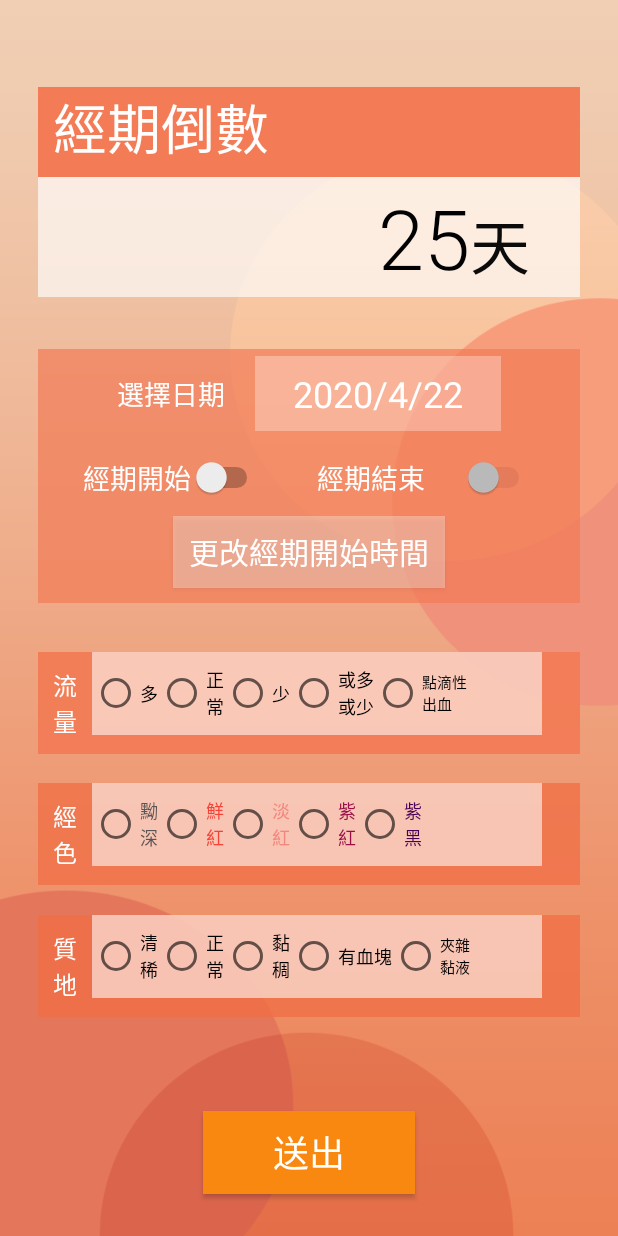
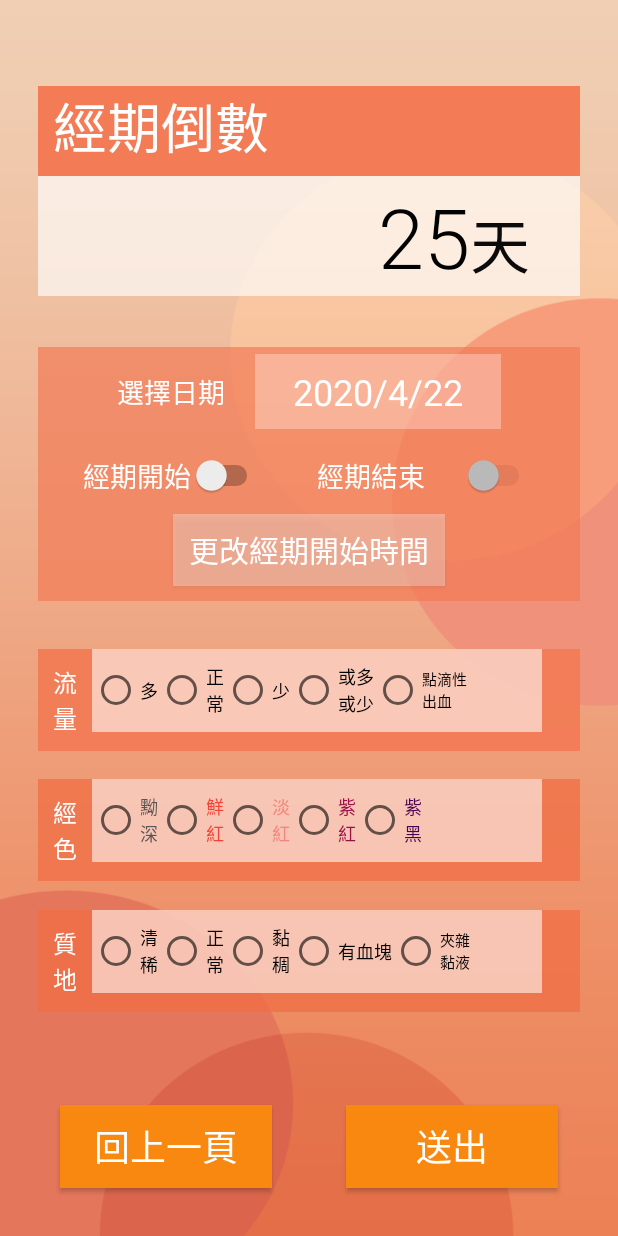
Before and after one commit to apple310565/Women-s-Health-APP, an Android app: the screen it shows after launch (MainActivity), after a tap on "經期倒數", on a phone screen of 412 x 824 dp. Run offline under Robolectric (Android 15) with nearby library versions, the phone set to English and light mode, and no system bars.

Commit message:
1. 增加健康資訊站版面與飲食版面 2. EAT_TABLE內的資料可自動由csv檔讀入 3. 飲食版面收藏功能完成 4. 小改
ps. 飲食版面的排序和篩選功能尚未完工

```diff
--- a/app/src/main/assets/EAT.csv
+++ b/app/src/main/assets/EAT.csv
@@ -1,2 +1,4 @@
-茉莉紓壓茶,效用: 清熱降壓、退火止痛,適用對象: 頭痛頭脹，眼睛痠脹或充血，肩膀僵硬，肌肉緊繃等，眼壓高或高血壓患者。(有其中一個症狀即可服用),服用方法: 做為早午餐或飯後的養生茶，2天內喝完。,材料: 鉤藤5錢、茺蔚子3錢、白芍三錢、茉莉花1.5錢、野生天麻1.5錢。,作法: 除茉莉花外，其餘材料加1500cc水， 浸泡30分鐘，大火煮滾後轉小火，熬煮30分鐘，放入茉莉花，熄火燜約5分鐘，過濾後即可。,飲品
-玫瑰麥茶,效用: 疏肝解鬱、 行氣止痛,適用對象: 情緒鬱悶、頭痛、眼睛酸澀、疲勞無力、食慾減退、腹部鬱悶、月經不調等。(有其中一個症狀即可服用),服用方法: 做為早午餐或飯後的養生茶，1天內喝完。,材料: 麥芽1兩、玫瑰花3錢、川芎1.5錢、白芍1.5錢。,作法: 除玫瑰花外，其餘材料加1000cc水， 浸泡30分鐘，大火煮滾後轉小火，熬煮30分鐘，放入玫瑰花，熄火燜約5分鐘，過濾後即可。,飲品
+茉莉紓壓茶,效用: 清熱降壓、退火止痛,適用對象: 頭痛頭脹，眼睛痠脹或充血，肩膀僵硬，肌肉緊繃等，眼壓高或高血壓患者。(有其中一個症狀即可服用),服用方法: 做為早午餐或飯後的養生茶，2天內喝完。,材料: 鉤藤5錢、茺蔚子3錢、白芍三錢、茉莉花1.5錢、野生天麻1.5錢。,作法: 除茉莉花外，其餘材料加1500cc水， 浸泡30分鐘，大火煮滾後轉小火，熬煮30分鐘，放入茉莉花，熄火燜約5分鐘，過濾後即可。,飲品,0,0,END
+玫瑰麥茶,效用: 疏肝解鬱、 行氣止痛,適用對象: 情緒鬱悶、頭痛、眼睛酸澀、疲勞無力、食慾減退、腹部鬱悶、月經不調等。(有其中一個症狀即可服用),服用方法: 做為早午餐或飯後的養生茶，1天內喝完。,材料: 麥芽1兩、玫瑰花3錢、川芎1.5錢、白芍1.5錢。,作法: 除玫瑰花外，其餘材料加1000cc水， 浸泡30分鐘，大火煮滾後轉小火，熬煮30分鐘，放入玫瑰花，熄火燜約5分鐘，過濾後即可。,飲品,0,0,END
+紅糖順經茶,效用: 溫暖散寒、促進經血順利排出,適用對象: 疲勞、沒有體力、下腹悶痛、經血排出不順及腰痠。(有其中一個症狀即可服用),服用方式: 月經前3~5天開始服用1~3帖，至月經後症狀改善即可。(症狀輕者1天1份，症狀嚴重者1天兩份)早午份後代茶飲用，空腹不可飲用。,材料:(份量:2天份/1帖)  艾葉5錢、當歸4錢、益母草3錢,作法: 全部材料為4份，每次取1份裝入茶包袋中，放入保溫杯中，加250cc滾水沖泡，燜約5分鐘，待出現香味，加入紅糖拌勻。(可回沖一次),飲品,1,0,END
+黑糖地瓜湯,效用: 和中、補氣、養血,NULL,NULL,材料: 地瓜1條(約100克)、薑30克、黃耆6錢、紅棗6顆、茯苓5錢、黑糖適量,作法:  薑洗好切塊，地瓜去皮切塊，備用。中藥沖淨後放入布包中。取鍋，放入先前備好的地瓜、薑、中藥包和水。將鍋子放入電鍋中，外鍋放1杯水蒸煮，待開關跳起後，待開關跳起後，加適量的黑糖調味即可食用。,藥膳,0,0,END
--- a/app/src/main/java/flag/com/gooood1/MainActivity.java
+++ b/app/src/main/java/flag/com/gooood1/MainActivity.java
@@ -506,4 +506,10 @@ public class MainActivity extends AppCompatActivity {
         },year,month,day).show();
 
     }
+    public void  goto_home(View view){
+        Intent intent = new Intent();
+        intent.setClass(MainActivity.this,home.class);
+        startActivity(intent);
+        MainActivity.this.finish();
+    }
 }
--- a/app/src/main/java/flag/com/gooood1/StdDBHelper.java
+++ b/app/src/main/java/flag/com/gooood1/StdDBHelper.java
@@ -19,7 +19,7 @@ public class StdDBHelper extends SQLiteOpenHelper {
                 "flow int , color int , quality int , isStart int , isEnd int)");
 
         db.execSQL("CREATE TABLE EAT(_name Text primary key, "+
-                "subset Text ,effect Text , method Text , who Text , main Text , main2 Text ,favor int)");
+                "subset Text ,effect Text , method Text , who Text , main Text , main2 Text ,favor int,P int,D int)");
     }
     @Override
     public void onUpgrade(SQLiteDatabase db,int oldVersion,int Version){
--- a/app/src/main/res/layout/activity_main.xml
+++ b/app/src/main/res/layout/activity_main.xml
@@ -419,11 +419,9 @@
         android:id="@+id/button2"
         android:layout_width="141dp"
         android:layout_height="55dp"
-        android:layout_marginStart="153dp"
-        android:layout_marginLeft="153dp"
-        android:layout_marginEnd="154dp"
-        android:layout_marginRight="154dp"
-        android:layout_marginBottom="28dp"
+        android:layout_marginEnd="40dp"
+        android:layout_marginRight="40dp"
+        android:layout_marginBottom="32dp"
         android:background="#F8880F"
         android:onClick="submit_click"
         android:text="送出"
@@ -432,7 +430,23 @@
         android:textColorHint="#B8B8B8"
         android:textSize="24sp"
         app:layout_constraintBottom_toBottomOf="parent"
-        app:layout_constraintEnd_toEndOf="parent"
+        app:layout_constraintEnd_toEndOf="parent" />
+
+    <Button
+        android:id="@+id/home"
+        android:layout_width="141dp"
+        android:layout_height="55dp"
+        android:layout_marginStart="40dp"
+        android:layout_marginLeft="40dp"
+        android:layout_marginBottom="32dp"
+        android:background="#F8880F"
+        android:onClick="goto_home"
+        android:text="回上一頁"
+        android:textAppearance="@style/TextAppearance.AppCompat.Display3"
+        android:textColor="#FFFFFF"
+        android:textColorHint="#B8B8B8"
+        android:textSize="24sp"
+        app:layout_constraintBottom_toBottomOf="parent"
         app:layout_constraintStart_toStartOf="parent" />
 
 </androidx.constraintlayout.widget.ConstraintLayout>
```
Also changed, not shown: app/src/main/java/flag/com/gooood1/Main3Activity.java (+7 -1 lines), app/src/main/java/flag/com/gooood1/eat.java (+12 -12 lines), app/src/main/java/flag/com/gooood1/home.java (+7 -0 lines), app/src/main/res/layout/activity_main3.xml (+23 -2 lines).
